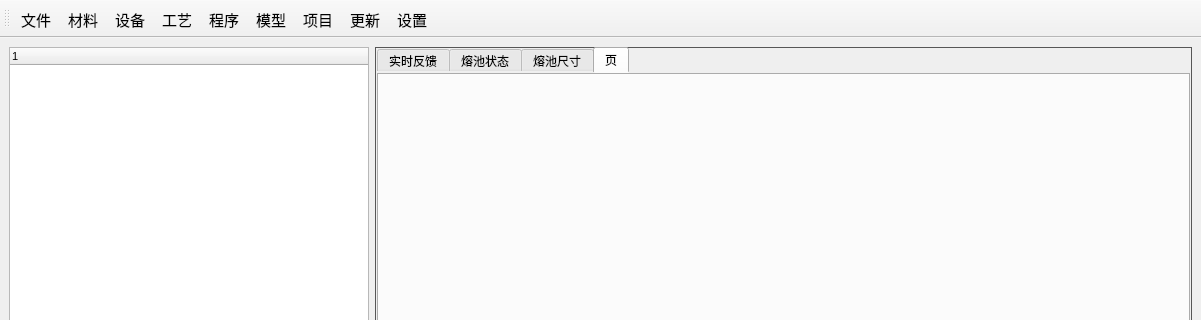
Above: new_thu/UI/main_viewer.ui from mihudaner/THU before the change; both pictures show x 0 to 1201 and y 0 to 320 of the 1201 by 905 pixel window. Below: the same form after it.
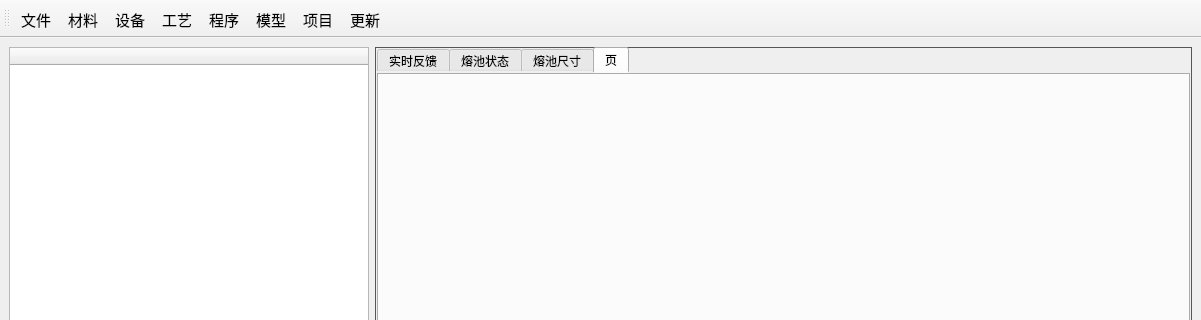
That is the form after the change.

Diff of the .ui file:
```diff
--- a/new_thu/UI/main_viewer.ui
+++ b/new_thu/UI/main_viewer.ui
@@ -48,7 +48,7 @@
       </property>
       <column>
        <property name="text">
-        <string/>
+        <string>  </string>
        </property>
        <property name="font">
         <font>
@@ -141,7 +141,6 @@
    <addaction name="mx_open"/>
    <addaction name="xm_open"/>
    <addaction name="action_fresh"/>
-   <addaction name="action_set"/>
   </widget>
   <action name="w_save">
    <property name="text">
@@ -281,16 +280,6 @@
     <string>文件</string>
    </property>
   </action>
-  <action name="action_apppath">
-   <property name="text">
-    <string>环境变量路径</string>
-   </property>
-  </action>
-  <action name="action_set">
-   <property name="text">
-    <string>设置</string>
-   </property>
-  </action>
  </widget>
  <resources/>
  <connections/>
```
